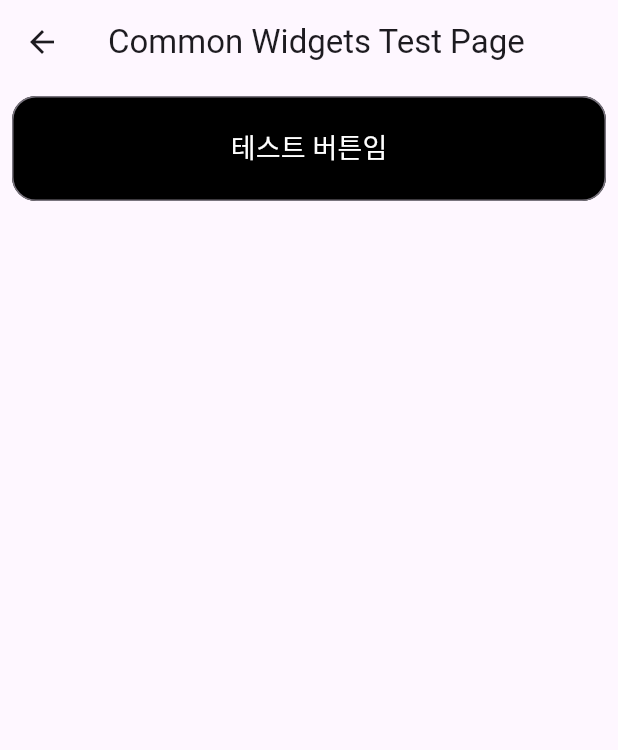
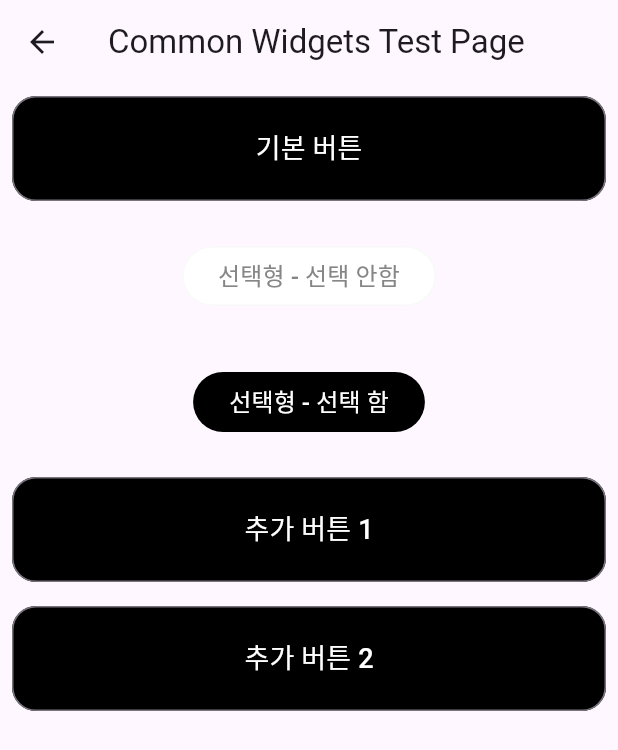
Before and after one commit to Pillar-Bridge/bridge-flutter, a Flutter app: the screen it shows after launch, on a phone screen of 412 x 824 dp. Shown: the top 750 px of the screen. Run offline on Flutter 3.47's test engine with Material 3 defaults, Android fonts, the phone set to English and light mode, and no system bars; Roboto replaces fonts that are missing (Pretendard); project files that could hold a hidden picture were left out.

Commit message:
feat: add select button

```diff
--- a/lib/main.dart
+++ b/lib/main.dart
@@ -1,7 +1,7 @@
 import 'package:bridge_flutter/ui/constants/app_theme.dart';
 import 'package:bridge_flutter/ui/screens/common_widget_test_screen.dart';
 import 'package:bridge_flutter/ui/screens/select_place_screen.dart';
-import 'package:bridge_flutter/ui/widgets/buttons.dart';
+import 'package:bridge_flutter/ui/widgets/buttons/button_basic.dart';
 import 'package:flutter/material.dart';
 
 void main() {
--- a/lib/ui/screens/common_widget_test_screen.dart
+++ b/lib/ui/screens/common_widget_test_screen.dart
@@ -1,6 +1,7 @@
+import 'package:bridge_flutter/ui/widgets/buttons/button_select.dart';
 import 'package:flutter/material.dart';
 
-import '../widgets/buttons.dart';
+import '../widgets/buttons/button_basic.dart';
 
 class CommonWidgetScreen extends StatelessWidget {
   @override
@@ -16,10 +17,52 @@ class CommonWidgetScreen extends StatelessWidget {
             Padding(
               padding: const EdgeInsets.all(8.0),
               child: BasicButton(
-                label: '테스트 버튼임',
+                label: '기본 버튼',
                 onPressed: () {
                   // 버튼 클릭 시 수행할 작업
                   print('Button clicked!');
+                },
+              ),
+            ),
+            Padding(
+              padding: const EdgeInsets.all(8.0),
+              child: SelectButton(
+                label: '선택형 - 선택 안함',
+                onPressed: () {
+                  // 버튼 클릭 시 수행할 작업
+                  print('Another button clicked!');
+                },
+                isSelected: false,
+              ),
+            ),
+            Padding(
+              padding: const EdgeInsets.all(8.0),
+              child: SelectButton(
+                label: '선택형 - 선택 함',
+                onPressed: () {
+                  // 버튼 클릭 시 수행할 작업
+                  print('More buttons clicked!');
+                },
+                isSelected: true,
+              ),
+            ),
+            Padding(
+              padding: const EdgeInsets.all(8.0),
+              child: BasicButton(
+                label: '추가 버튼 1',
+                onPressed: () {
+                  // 버튼 클릭 시 수행할 작업
+                  print('Additional button 1 clicked!');
+                },
+              ),
+            ),
+            Padding(
+              padding: const EdgeInsets.all(8.0),
+              child: BasicButton(
+                label: '추가 버튼 2',
+                onPressed: () {
+                  // 버튼 클릭 시 수행할 작업
+                  print('Additional button 2 clicked!');
                 },
               ),
             ),
--- /dev/null
+++ b/lib/ui/widgets/buttons/button_select.dart
@@ -0,0 +1,41 @@
+import 'package:flutter/material.dart';
+
+class SelectButton extends StatelessWidget {
+  final String label;
+  final VoidCallback onPressed;
+  final bool isSelected; // New parameter
+
+  const SelectButton({
+    Key? key,
+    required this.label,
+    required this.onPressed,
+    required this.isSelected, // Updated parameter
+  }) : super(key: key);
+
+  @override
+  Widget build(BuildContext context) {
+    return SizedBox(
+      child: Padding(
+        padding: const EdgeInsets.symmetric(
+            horizontal: 16, vertical: 10), // Updated padding
+        child: OutlinedButton(
+          onPressed: onPressed,
+          style: OutlinedButton.styleFrom(
+            backgroundColor: isSelected ? Colors.black : Colors.white,
+            side: isSelected
+                ? BorderSide.none
+                : BorderSide(width: 1.0, color: Color(0xFFF8F8F8)),
+          ),
+          child: Text(
+            label,
+            style: TextStyle(
+              color: isSelected ? Colors.white : Color(0xFF868686),
+              fontSize: 16,
+              fontWeight: FontWeight.w500,
+            ),
+          ),
+        ),
+      ),
+    );
+  }
+}
```
Also changed, not shown: lib/ui/widgets/buttons/button_basic.dart (renamed from lib/ui/widgets/buttons.dart).
